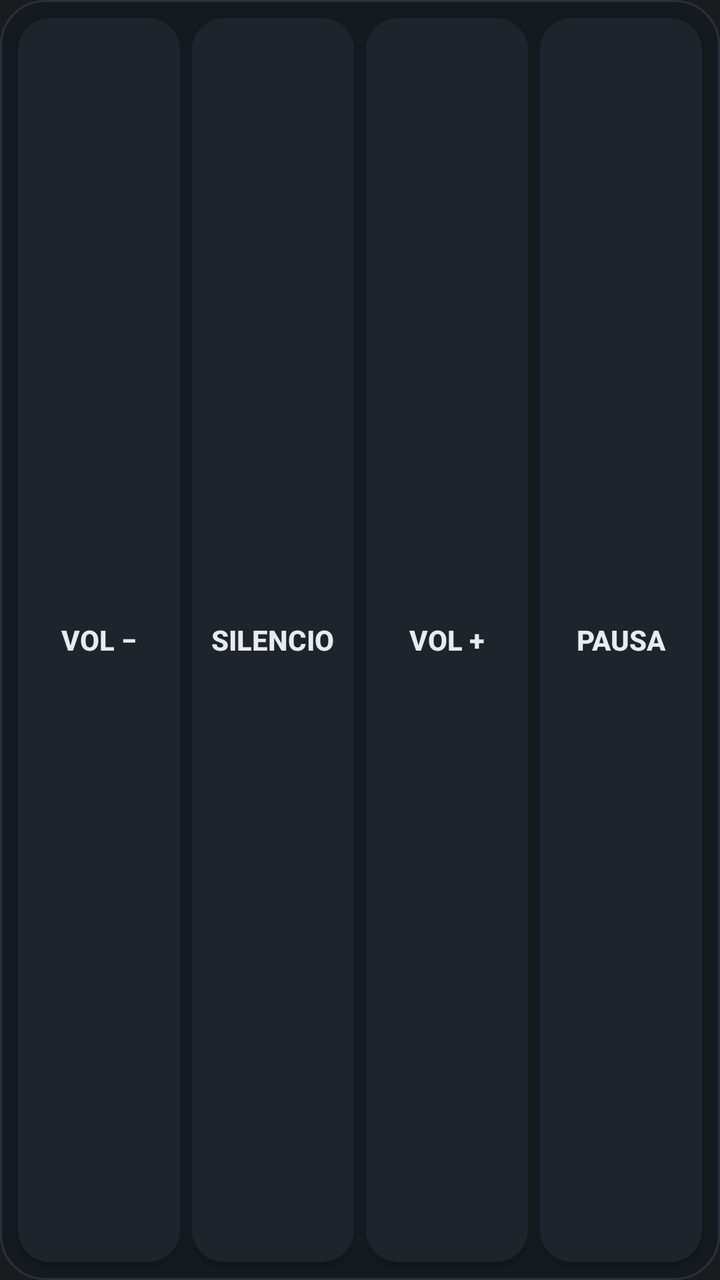
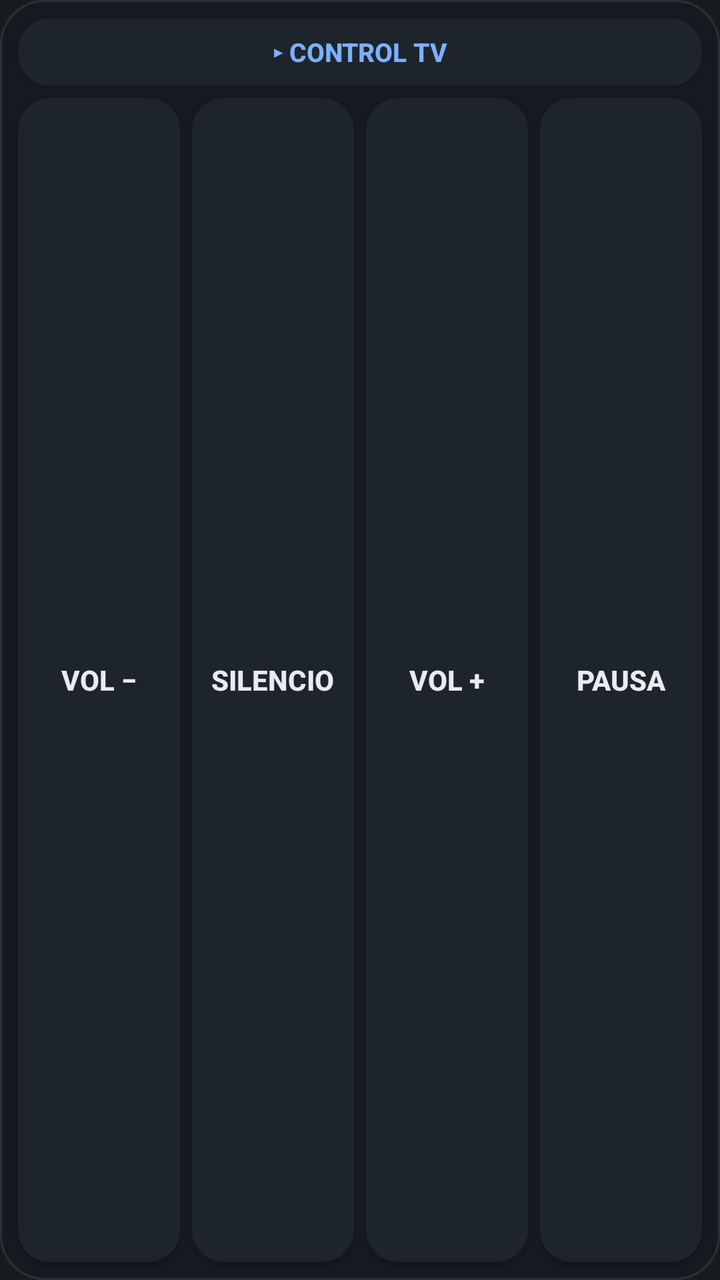

Two renders of the same Android screen: before a commit and after it. Below are the layout's source before the change and the commit's diff.
<!-- AndroidManifest.xml: application theme android:Theme.DeviceDefault.NoActionBar -->
<!-- res/layout/widget_control.xml -->
<?xml version="1.0" encoding="utf-8"?>
<LinearLayout xmlns:android="http://schemas.android.com/apk/res/android"
    android:layout_width="match_parent"
    android:layout_height="match_parent"
    android:orientation="horizontal"
    android:padding="6dp"
    android:background="@drawable/widget_fondo">

    <Button android:id="@+id/w_vol_menos" style="@style/WidgetBoton" android:text="Vol −" />
    <Button android:id="@+id/w_silencio" style="@style/WidgetBoton" android:text="Silencio" />
    <Button android:id="@+id/w_vol_mas" style="@style/WidgetBoton" android:text="Vol +" />
    <Button android:id="@+id/w_pausa" style="@style/WidgetBoton" android:text="Pausa" />
</LinearLayout>
<!-- resources referenced by this layout -->
<resources>
  <!-- drawable widget_fondo (drawable) -->
  <?xml version="1.0" encoding="utf-8"?>
  <shape xmlns:android="http://schemas.android.com/apk/res/android" android:shape="rectangle">
      <solid android:color="#151A20" />
      <corners android:radius="22dp" />
      <stroke android:width="1dp" android:color="#2A313A" />
  </shape>
  <style name="WidgetBoton">
          <item name="android:layout_width">0dp</item>
          <item name="android:layout_height">match_parent</item>
          <item name="android:layout_weight">1</item>
          <item name="android:layout_margin">3dp</item>
          <item name="android:background">@drawable/widget_boton</item>
          <item name="android:textColor">#E8ECF1</item>
          <item name="android:textSize">14sp</item>
          <item name="android:textStyle">bold</item>
          <item name="android:padding">0dp</item>
          <item name="android:minWidth">0dp</item>
          <item name="android:minHeight">0dp</item>
      </style>
  <!-- drawable widget_boton (drawable) -->
  <?xml version="1.0" encoding="utf-8"?>
  <selector xmlns:android="http://schemas.android.com/apk/res/android">
      <item android:state_pressed="true">
          <shape android:shape="rectangle"><solid android:color="#2A323D" /><corners android:radius="16dp" /></shape>
      </item>
      <item>
          <shape android:shape="rectangle"><solid android:color="#1E242C" /><corners android:radius="16dp" /></shape>
      </item>
  </selector>
</resources>

<!-- the commit's change to res/layout/widget_control.xml (unified diff, before → after) -->
@@ -2,12 +2,19 @@
 <LinearLayout xmlns:android="http://schemas.android.com/apk/res/android"
     android:layout_width="match_parent"
     android:layout_height="match_parent"
-    android:orientation="horizontal"
+    android:orientation="vertical"
     android:padding="6dp"
     android:background="@drawable/widget_fondo">
 
-    <Button android:id="@+id/w_vol_menos" style="@style/WidgetBoton" android:text="Vol −" />
-    <Button android:id="@+id/w_silencio" style="@style/WidgetBoton" android:text="Silencio" />
-    <Button android:id="@+id/w_vol_mas" style="@style/WidgetBoton" android:text="Vol +" />
-    <Button android:id="@+id/w_pausa" style="@style/WidgetBoton" android:text="Pausa" />
+    <Button android:id="@+id/w_tv" style="@style/WidgetTv" android:text="▸ Control TV" />
+    <LinearLayout
+        android:layout_width="match_parent"
+        android:layout_height="0dp"
+        android:layout_weight="1"
+        android:orientation="horizontal">
+        <Button android:id="@+id/w_b1" style="@style/WidgetBoton" android:text="Vol −" />
+        <Button android:id="@+id/w_b2" style="@style/WidgetBoton" android:text="Silencio" />
+        <Button android:id="@+id/w_b3" style="@style/WidgetBoton" android:text="Vol +" />
+        <Button android:id="@+id/w_b4" style="@style/WidgetBoton" android:text="Pausa" />
+    </LinearLayout>
 </LinearLayout>
<!-- resource entries referenced after the edit -->
@@ -20,6 +20,19 @@
           <item name="android:minWidth">0dp</item>
           <item name="android:minHeight">0dp</item>
       </style>
+  <style name="WidgetTv">
+          <item name="android:layout_width">match_parent</item>
+          <item name="android:layout_height">34dp</item>
+          <item name="android:layout_margin">3dp</item>
+          <item name="android:background">@drawable/widget_boton</item>
+          <item name="android:textColor">#7CB0FF</item>
+          <item name="android:textSize">13sp</item>
+          <item name="android:textStyle">bold</item>
+          <item name="android:singleLine">true</item>
+          <item name="android:ellipsize">end</item>
+          <item name="android:padding">0dp</item>
+          <item name="android:minHeight">0dp</item>
+      </style>
   <!-- drawable widget_boton (drawable) -->
   <?xml version="1.0" encoding="utf-8"?>
   <selector xmlns:android="http://schemas.android.com/apk/res/android">
